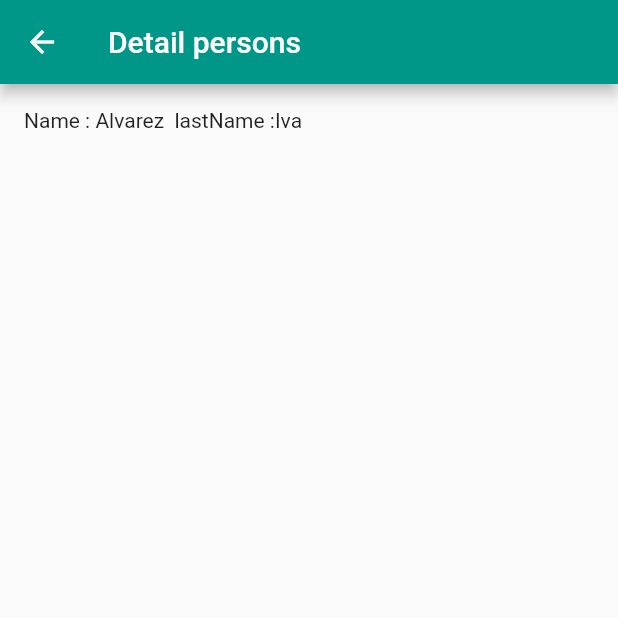
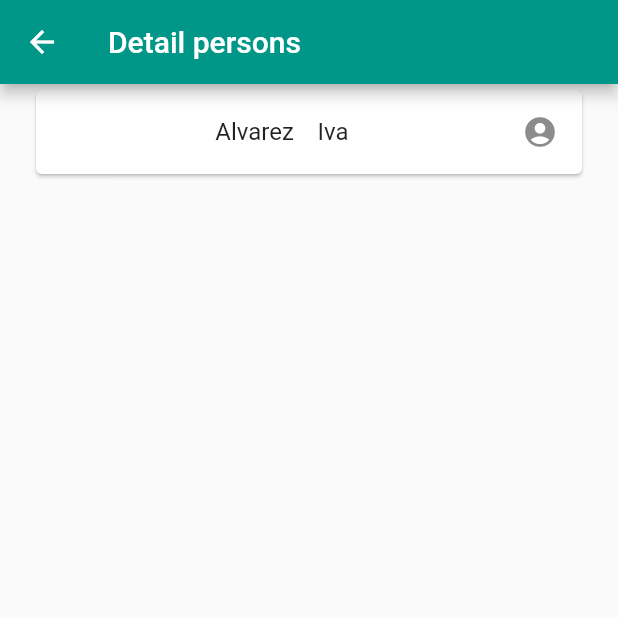
Before and after one commit to labidli/startup_namer, a Flutter app: the screen it shows after launch, after a tap on an icon or button, on a phone screen of 412 x 824 dp, the top half of it. Run offline on Flutter 3.47's test engine with Material 2 defaults, Android fonts, the phone set to English and light mode, and no system bars.

Commit message:
flutter project

```diff
--- a/lib/person_List.dart
+++ b/lib/person_List.dart
@@ -15,7 +15,7 @@ class PersonPage extends StatefulWidget {
 class PersonState extends State<PersonPage> {
    // ignore: non_constant_identifier_names
   List<Person> listPersons = List<Person>();
-
+  final _saved = <Person>{};
   int i;
   final _biggerFont = const TextStyle(fontSize: 18.0);
 
@@ -65,7 +65,7 @@ class PersonState extends State<PersonPage> {
 
 
 Widget _buildRow( Person persons,BuildContext context) {
-
+  final alreadySaved = _saved.contains(persons);
   var _biggerFont =const TextStyle(fontSize: 18.0);
   return Card(
     child: Padding(
@@ -74,22 +74,38 @@ Widget _buildRow( Person persons,BuildContext context) {
         //isSelected: isSelected,
       child: new ListTile(
           title: new Text( persons.firstName + "  "+ persons.surName,
+
             style: TextStyle(
                 fontSize: 22,
                 fontWeight: FontWeight.bold
             ),
+
           ),
+
 
 
           subtitle: new Text(persons.sexe,
             style: TextStyle(
                 color: Colors.grey.shade600
             ),),
-          trailing:Icon(Icons.arrow_forward),
+          trailing:Icon(
+
+            alreadySaved ? Icons.account_circle : Icons.arrow_forward,
+            color: alreadySaved ? Colors.red : null,
+          ),
+
 
           onTap: () {
             Navigator.of(context).push<void>(_createRoute(persons));
 
+            setState(() {
+              if (alreadySaved) {
+                _saved.remove(persons);
+              } else {
+                _saved.add(persons);
+              }
+            });
+          }
 
       ),
     ),
--- a/lib/person_detail.dart
+++ b/lib/person_detail.dart
@@ -11,11 +11,29 @@ DetailPersonPage( { @required  this.persons}) ;
       appBar: AppBar(
         title: Text("Detail persons "),
       ),
-      body: Padding(
-        padding: EdgeInsets.all(16.0),
-        child: Text("Name :" + persons.surName+"  lastName :"+persons.firstName),
+      body: new ListView(
+            shrinkWrap: true,
+            padding: const EdgeInsets.fromLTRB(20.0, 0.0, 20.0, 0.0),
+            children: <Widget>[
+              new Card(
+                child: new ListTile(
 
-      ),
+                  title: new Column(
+                    children: <Widget>
+                    [
+                      new Text(persons.surName+"    "+persons.firstName),
+
+                    ],
+                  ),
+
+                  trailing: Icon(Icons.account_circle),
+                ),
+              ),
+
+            ],
+          )
     );
   }
+
+
 }
```
